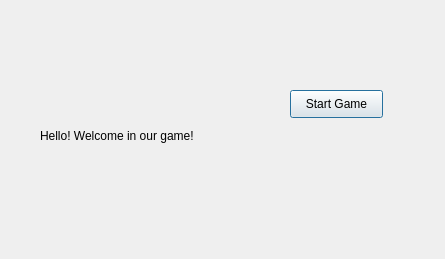
This is AdvanceWars/startingwindow.ui in ulb-be-pauleroy/QtCuteSmart_Advance_Wars as Qt 5 draws it before an edit. The edited form follows.
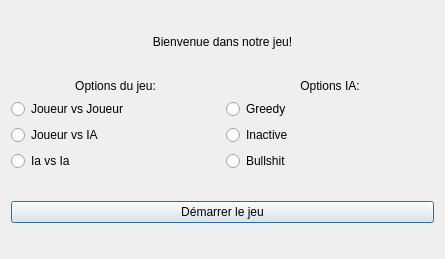
This is the edited form.

```diff
--- a/AdvanceWars/startingwindow.ui
+++ b/AdvanceWars/startingwindow.ui
@@ -13,55 +13,132 @@
   <property name="windowTitle">
    <string>Dialog</string>
   </property>
-  <widget class="QWidget" name="verticalLayoutWidget">
-   <property name="geometry">
-    <rect>
-     <x>11</x>
-     <y>11</y>
-     <width>168</width>
-     <height>18</height>
-    </rect>
-   </property>
-   <layout class="QVBoxLayout" name="verticalLayout"/>
-  </widget>
-  <widget class="QPushButton" name="pushButton">
-   <property name="geometry">
-    <rect>
-     <x>290</x>
-     <y>90</y>
-     <width>93</width>
-     <height>28</height>
-    </rect>
-   </property>
-   <property name="cursor">
-    <cursorShape>PointingHandCursor</cursorShape>
-   </property>
-   <property name="mouseTracking">
-    <bool>false</bool>
-   </property>
-   <property name="text">
-    <string>Start Game</string>
-   </property>
-  </widget>
-  <widget class="QLabel" name="label">
-   <property name="geometry">
-    <rect>
-     <x>40</x>
-     <y>70</y>
-     <width>161</width>
-     <height>131</height>
-    </rect>
-   </property>
-   <property name="frameShape">
-    <enum>QFrame::NoFrame</enum>
-   </property>
-   <property name="text">
-    <string>Hello! Welcome in our game!</string>
-   </property>
-   <property name="buddy">
-    <cstring></cstring>
-   </property>
-  </widget>
+  <layout class="QVBoxLayout" name="verticalLayout_3">
+   <item>
+    <widget class="QLabel" name="label">
+     <property name="sizePolicy">
+      <sizepolicy hsizetype="Preferred" vsizetype="Fixed">
+       <horstretch>0</horstretch>
+       <verstretch>0</verstretch>
+      </sizepolicy>
+     </property>
+     <property name="frameShape">
+      <enum>QFrame::NoFrame</enum>
+     </property>
+     <property name="text">
+      <string>Bienvenue dans notre jeu!</string>
+     </property>
+     <property name="alignment">
+      <set>Qt::AlignHCenter|Qt::AlignTop</set>
+     </property>
+     <property name="buddy">
+      <cstring></cstring>
+     </property>
+    </widget>
+   </item>
+   <item>
+    <layout class="QHBoxLayout" name="horizontalLayout">
+     <item>
+      <layout class="QVBoxLayout" name="verticalLayout_2">
+       <item>
+        <widget class="QLabel" name="label_2">
+         <property name="sizePolicy">
+          <sizepolicy hsizetype="Minimum" vsizetype="Fixed">
+           <horstretch>0</horstretch>
+           <verstretch>0</verstretch>
+          </sizepolicy>
+         </property>
+         <property name="text">
+          <string>Options du jeu:</string>
+         </property>
+         <property name="alignment">
+          <set>Qt::AlignHCenter|Qt::AlignTop</set>
+         </property>
+        </widget>
+       </item>
+       <item>
+        <widget class="QRadioButton" name="radioButton_2">
+         <property name="cursor">
+          <cursorShape>ArrowCursor</cursorShape>
+         </property>
+         <property name="text">
+          <string>Joueur vs Joueur</string>
+         </property>
+        </widget>
+       </item>
+       <item>
+        <widget class="QRadioButton" name="radioButton_3">
+         <property name="text">
+          <string>Joueur vs IA</string>
+         </property>
+        </widget>
+       </item>
+       <item>
+        <widget class="QRadioButton" name="radioButton">
+         <property name="text">
+          <string>Ia vs Ia</string>
+         </property>
+        </widget>
+       </item>
+      </layout>
+     </item>
+     <item>
+      <layout class="QVBoxLayout" name="verticalLayout">
+       <item>
+        <widget class="QLabel" name="label_3">
+         <property name="sizePolicy">
+          <sizepolicy hsizetype="Minimum" vsizetype="Fixed">
+           <horstretch>0</horstretch>
+           <verstretch>0</verstretch>
+          </sizepolicy>
+         </property>
+         <property name="text">
+          <string>Options IA:</string>
+         </property>
+         <property name="alignment">
+          <set>Qt::AlignHCenter|Qt::AlignTop</set>
+         </property>
+        </widget>
+       </item>
+       <item>
+        <widget class="QRadioButton" name="radioButton_4">
+         <property name="text">
+          <string>Greedy</string>
+         </property>
+        </widget>
+       </item>
+       <item>
+        <widget class="QRadioButton" name="radioButton_5">
+         <property name="text">
+          <string>Inactive</string>
+         </property>
+        </widget>
+       </item>
+       <item>
+        <widget class="QRadioButton" name="radioButton_6">
+         <property name="text">
+          <string>Bullshit</string>
+         </property>
+        </widget>
+       </item>
+      </layout>
+     </item>
+    </layout>
+   </item>
+   <item>
+    <widget class="QPushButton" name="pushButton">
+     <property name="cursor">
+      <cursorShape>PointingHandCursor</cursorShape>
+     </property>
+     <property name="mouseTracking">
+      <bool>false</bool>
+     </property>
+     <property name="text">
+      <string>Démarrer le jeu</string>
+     </property>
+    </widget>
+   </item>
+  </layout>
  </widget>
  <resources/>
  <connections/>
```
